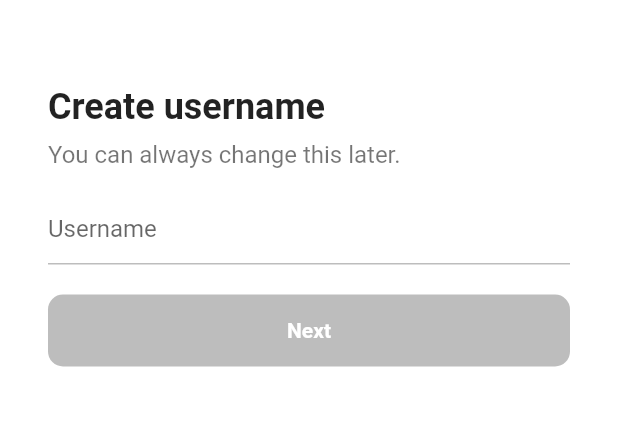
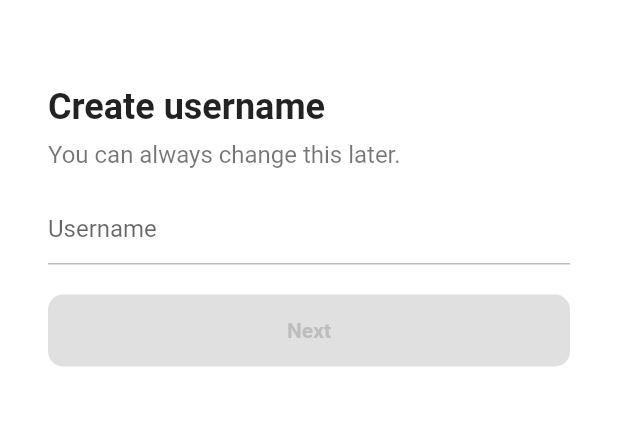
Before and after one commit to kkosang/tiktok, a Flutter app: the UsernameScreen screen opened directly, on a phone screen of 412 x 824 dp, the part 58-484 px from its top. Run offline on Flutter 3.47's test engine with Material 2 defaults, Android fonts, the phone set to English and light mode, and no system bars; our stand-ins replace font_awesome_flutter.

Commit message:
feat: UI 구현 (FormButton)

```diff
--- a/lib/features/authentication/email_screen.dart
+++ b/lib/features/authentication/email_screen.dart
@@ -1,15 +1,16 @@
 import 'package:flutter/material.dart';
 import 'package:tiktok/constants/gaps.dart';
 import 'package:tiktok/constants/sizes.dart';
+import 'package:tiktok/features/authentication/widgets/form_button.dart';
 
-class UsernameScreen extends StatefulWidget {
-  const UsernameScreen({super.key});
+class EmailScreen extends StatefulWidget {
+  const EmailScreen({super.key});
 
   @override
-  State<UsernameScreen> createState() => _UsernameScreenState();
+  State<EmailScreen> createState() => _EmailScreenState();
 }
 
-class _UsernameScreenState extends State<UsernameScreen> {
+class _EmailScreenState extends State<EmailScreen> {
   final TextEditingController _usernameController = TextEditingController();
 
   String _username = "";
@@ -27,6 +28,12 @@ class _UsernameScreenState extends State<UsernameScreen> {
   }
 
   @override
+  void dispose() {
+    _usernameController.dispose();
+    super.dispose();
+  }
+
+  @override
   Widget build(BuildContext context) {
     return Scaffold(
       appBar: AppBar(
@@ -39,20 +46,13 @@ class _UsernameScreenState extends State<UsernameScreen> {
         child: Column(crossAxisAlignment: CrossAxisAlignment.start, children: [
           Gaps.v40,
           const Text(
-            'Create username',
+            'What is your email?',
             style: TextStyle(
               fontSize: Sizes.size24,
               fontWeight: FontWeight.w700,
             ),
           ),
           Gaps.v8,
-          const Text(
-            'You can always change this later.',
-            style: TextStyle(
-              fontSize: Sizes.size16,
-              color: Colors.black54,
-            ),
-          ),
           Gaps.v16,
           TextField(
             controller: _usernameController,
@@ -72,24 +72,7 @@ class _UsernameScreenState extends State<UsernameScreen> {
             cursorColor: Theme.of(context).primaryColor,
           ),
           Gaps.v20,
-          FractionallySizedBox(
-            widthFactor: 1,
-            child: AnimatedContainer(
-              padding: const EdgeInsets.symmetric(vertical: Sizes.size16),
-              decoration: BoxDecoration(
-                  borderRadius: BorderRadius.circular(Sizes.size10),
-                  color: _username.isEmpty
-                      ? Colors.grey.shade400
-                      : Theme.of(context).primaryColor),
-              duration: const Duration(milliseconds: 200),
-              child: const Text(
-                'Next',
-                textAlign: TextAlign.center,
-                style:
-                    TextStyle(color: Colors.white, fontWeight: FontWeight.w600),
-              ),
-            ),
-          )
+          FormButton(disabled: _username.isEmpty)
         ]),
       ),
     );
--- a/lib/features/authentication/login_screen.dart
+++ b/lib/features/authentication/login_screen.dart
@@ -2,7 +2,7 @@ import 'package:flutter/material.dart';
 import 'package:font_awesome_flutter/font_awesome_flutter.dart';
 import 'package:tiktok/constants/gaps.dart';
 import 'package:tiktok/constants/sizes.dart';
-import 'package:tiktok/features/authentication/email_screen.dart';
+import 'package:tiktok/features/authentication/username_screen.dart';
 import 'package:tiktok/features/authentication/widgets/auth_button.dart';
 
 class LoginScreen extends StatelessWidget {
--- a/lib/features/authentication/sign_up_screen.dart
+++ b/lib/features/authentication/sign_up_screen.dart
@@ -2,8 +2,8 @@ import 'package:flutter/material.dart';
 import 'package:font_awesome_flutter/font_awesome_flutter.dart';
 import 'package:tiktok/constants/gaps.dart';
 import 'package:tiktok/constants/sizes.dart';
-import 'package:tiktok/features/authentication/email_screen.dart';
 import 'package:tiktok/features/authentication/login_screen.dart';
+import 'package:tiktok/features/authentication/username_screen.dart';
 import 'package:tiktok/features/authentication/widgets/auth_button.dart';
 
 class SignUpScreen extends StatelessWidget {
--- a/lib/features/authentication/username_screen.dart
+++ b/lib/features/authentication/username_screen.dart
@@ -0,0 +1,99 @@
+import 'package:flutter/material.dart';
+import 'package:tiktok/constants/gaps.dart';
+import 'package:tiktok/constants/sizes.dart';
+import 'package:tiktok/features/authentication/email_screen.dart';
+import 'package:tiktok/features/authentication/widgets/form_button.dart';
+
+class UsernameScreen extends StatefulWidget {
+  const UsernameScreen({super.key});
+
+  @override
+  State<UsernameScreen> createState() => _UsernameScreenState();
+}
+
+class _UsernameScreenState extends State<UsernameScreen> {
+  final TextEditingController _usernameController = TextEditingController();
+
+  String _username = "";
+  @override
+  void initState() {
+    super.initState();
+    _usernameController.addListener(
+      () {
+        setState(() {
+          _username = _usernameController.text;
+        });
+      },
+    );
+    setState(() {});
+  }
+
+  @override
+  void dispose() {
+    _usernameController.dispose();
+    super.dispose();
+  }
+
+  void _onNextTap() {
+    if (_username.isEmpty) return;
+
+    Navigator.of(context).push(
+      MaterialPageRoute(
+        builder: (context) => const EmailScreen(),
+      ),
+    );
+  }
+
+  @override
+  Widget build(BuildContext context) {
+    return Scaffold(
+      appBar: AppBar(
+        title: const Text(
+          'Sign up',
+        ),
+      ),
+      body: Padding(
+        padding: const EdgeInsets.symmetric(horizontal: Sizes.size32),
+        child: Column(crossAxisAlignment: CrossAxisAlignment.start, children: [
+          Gaps.v40,
+          const Text(
+            'Create username',
+            style: TextStyle(
+              fontSize: Sizes.size24,
+              fontWeight: FontWeight.w700,
+            ),
+          ),
+          Gaps.v8,
+          const Text(
+            'You can always change this later.',
+            style: TextStyle(
+              fontSize: Sizes.size16,
+              color: Colors.black54,
+            ),
+          ),
+          Gaps.v16,
+          TextField(
+            controller: _usernameController,
+            decoration: InputDecoration(
+              hintText: "Username",
+              enabledBorder: UnderlineInputBorder(
+                borderSide: BorderSide(
+                  color: Colors.grey.shade400,
+                ),
+              ),
+              focusedBorder: UnderlineInputBorder(
+                borderSide: BorderSide(
+                  color: Colors.grey.shade400,
+                ),
+              ),
+            ),
+            cursorColor: Theme.of(context).primaryColor,
+          ),
+          Gaps.v20,
+          GestureDetector(
+              onTap: _onNextTap, child: FormButton(disabled: _username.isEmpty))
+        ]),
+      ),
+    );
+  }
+}
--- /dev/null
+++ b/lib/features/authentication/widgets/form_button.dart
@@ -0,0 +1,37 @@
+import 'package:flutter/material.dart';
+import 'package:tiktok/constants/sizes.dart';
+
+class FormButton extends StatelessWidget {
+  const FormButton({
+    super.key,
+    required this.disabled,
+  });
+
+  final bool disabled;
+
+  @override
+  Widget build(BuildContext context) {
+    return FractionallySizedBox(
+      widthFactor: 1,
+      child: AnimatedContainer(
+        padding: const EdgeInsets.symmetric(vertical: Sizes.size16),
+        decoration: BoxDecoration(
+            borderRadius: BorderRadius.circular(Sizes.size10),
+            color: disabled
+                ? Colors.grey.shade300
+                : Theme.of(context).primaryColor),
+        duration: const Duration(milliseconds: 200),
+        child: AnimatedDefaultTextStyle(
+          duration: const Duration(milliseconds: 200),
+          style: TextStyle(
+              color: disabled ? Colors.grey.shade400 : Colors.white,
+              fontWeight: FontWeight.w600),
+          child: const Text(
+            'Next',
+            textAlign: TextAlign.center,
+          ),
+        ),
+      ),
+    );
+  }
+}
```
